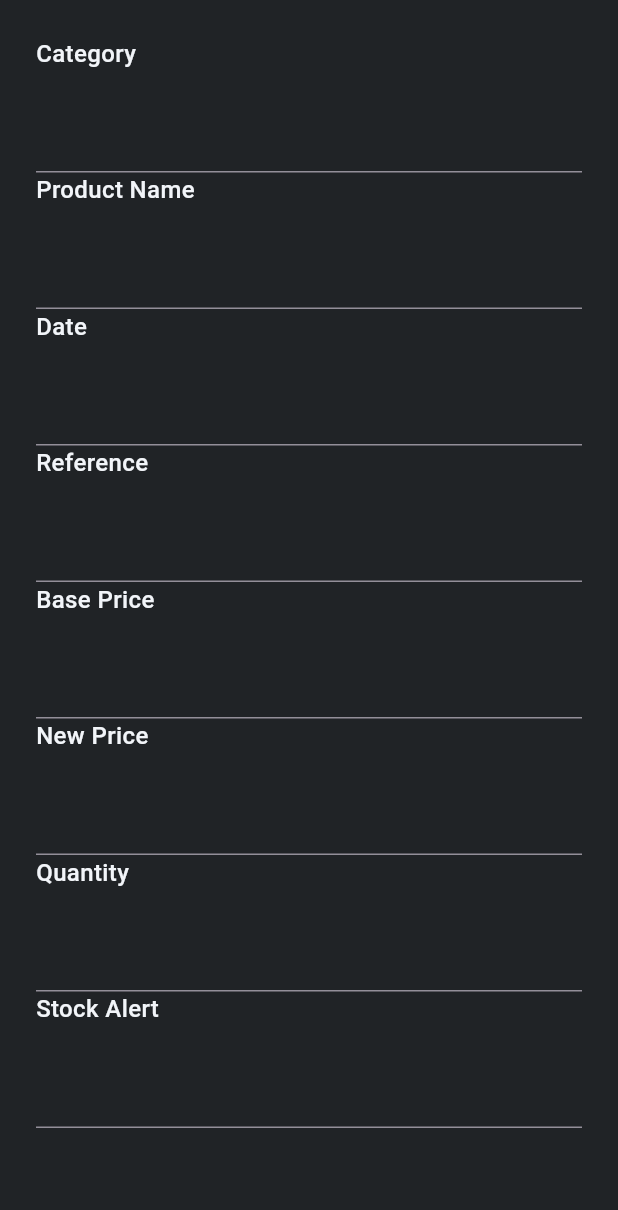
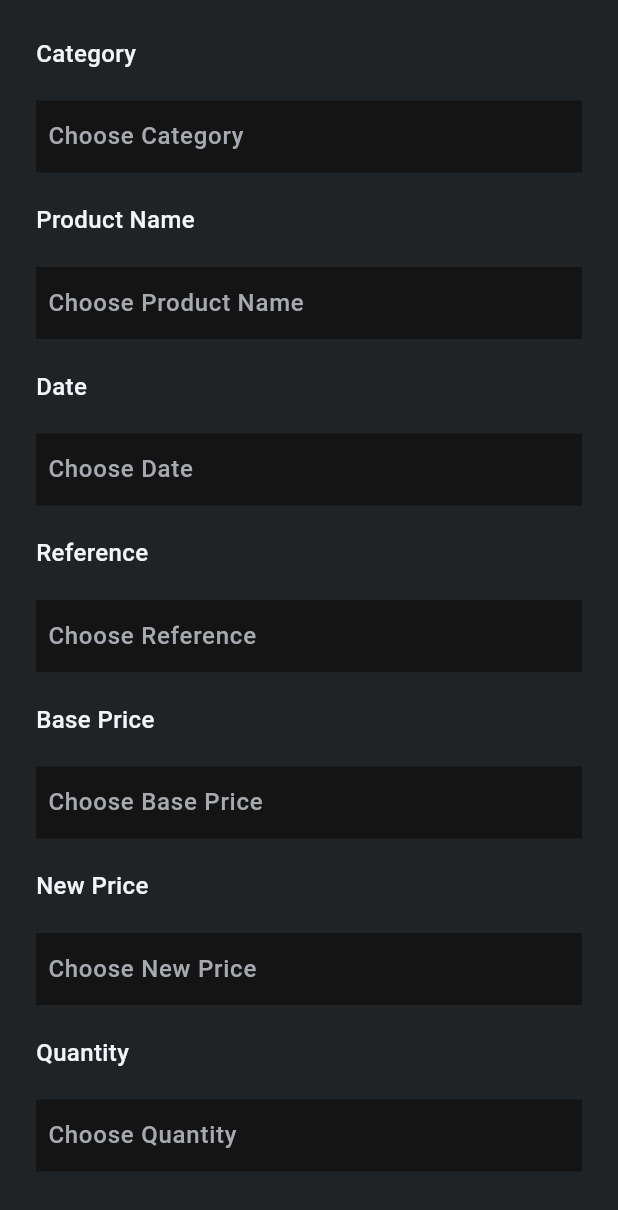
Before and after one commit to hafedh049/blacklist, a Flutter app: the screen it shows after launch, on a phone screen of 412 x 824 dp. Shown: the top 1210 px of the screen. Run offline on Flutter 3.47's test engine with Material 3 defaults, Android fonts, the phone set to English and light mode, and no system bars; our stand-ins replace animated_flip_counter, flutter_animate, google_fonts, icons_plus; Roboto replaces fonts that are missing (Itim).

Commit message:
ModifiedM lib/views/admin/add_product.dart  M pubspec.yaml

```diff
--- a/lib/views/admin/add_product.dart
+++ b/lib/views/admin/add_product.dart
@@ -30,27 +30,27 @@ class _AddProductState extends State<AddProduct> {
       "type": "text",
     },
     "Date": <String, dynamic>{
-      "controller": _productCategoryController,
+      "controller": _productDateController,
       "type": "date",
     },
     "Reference": <String, dynamic>{
-      "controller": _productCategoryController,
+      "controller": _productReferenceController,
       "type": "reference",
     },
     "Base Price": <String, dynamic>{
-      "controller": _productCategoryController,
+      "controller": _productOldPriceController,
       "type": "number",
     },
     "New Price": <String, dynamic>{
-      "controller": _productCategoryController,
+      "controller": _productNewPriceController,
       "type": "number",
     },
     "Quantity": <String, dynamic>{
-      "controller": _productCategoryController,
+      "controller": _productQuantityController,
       "type": "number",
     },
     "Stock Alert": <String, dynamic>{
-      "controller": _productCategoryController,
+      "controller": _productStockAlertController,
       "type": "number",
     },
   };
@@ -74,6 +74,7 @@ class _AddProductState extends State<AddProduct> {
       backgroundColor: scaffoldColor,
       body: Padding(
         padding: const EdgeInsets.all(24),
+        child: SingleChildScrollView(
           child: Column(
             crossAxisAlignment: CrossAxisAlignment.start,
             children: <Widget>[
@@ -86,12 +87,22 @@ class _AddProductState extends State<AddProduct> {
                       children: <Widget>[
                         Text(entry.key, style: GoogleFonts.itim(fontSize: 16, fontWeight: FontWeight.w500, color: whiteColor)),
                         const SizedBox(height: 20),
-                      TextField(
+                        Container(
+                          color: darkColor,
+                          child: TextField(
                             controller: entry.value["controller"],
-                        readOnly: entry.value["date"] == "text" && entry.value["type"] == "reference" ? true : false,
+                            readOnly: entry.value["type"] == "date" || entry.value["type"] == "reference" ? true : false,
                             style: GoogleFonts.itim(fontSize: 16, fontWeight: FontWeight.w500, color: whiteColor),
-                        decoration: InputDecoration(contentPadding: const EdgeInsets.all(8),border: ),
+                            decoration: InputDecoration(
+                              contentPadding: const EdgeInsets.all(8),
+                              focusedBorder: const OutlineInputBorder(borderSide: BorderSide(color: purpleColor, width: 2, style: BorderStyle.solid)),
+                              border: InputBorder.none,
+                              hintText: "Choose ${entry.key}",
+                              hintStyle: GoogleFonts.itim(fontSize: 16, fontWeight: FontWeight.w500, color: greyColor),
                             ),
+                          ),
+                        ),
+                        const SizedBox(height: 20),
                       ],
                     ),
                 ],
@@ -99,6 +110,7 @@ class _AddProductState extends State<AddProduct> {
             ],
           ),
         ),
+      ),
     );
   }
 }
--- a/pubspec.yaml
+++ b/pubspec.yaml
@@ -21,6 +21,7 @@ dependencies:
   icons_plus: ^5.0.0
   lottie: ^3.0.0
   animated_flip_counter: ^0.2.6
+  date_format: ^2.0.7
 
 dev_dependencies:
   flutter_test:
```
Lines whose indentation alone changed are shown as unchanged.
